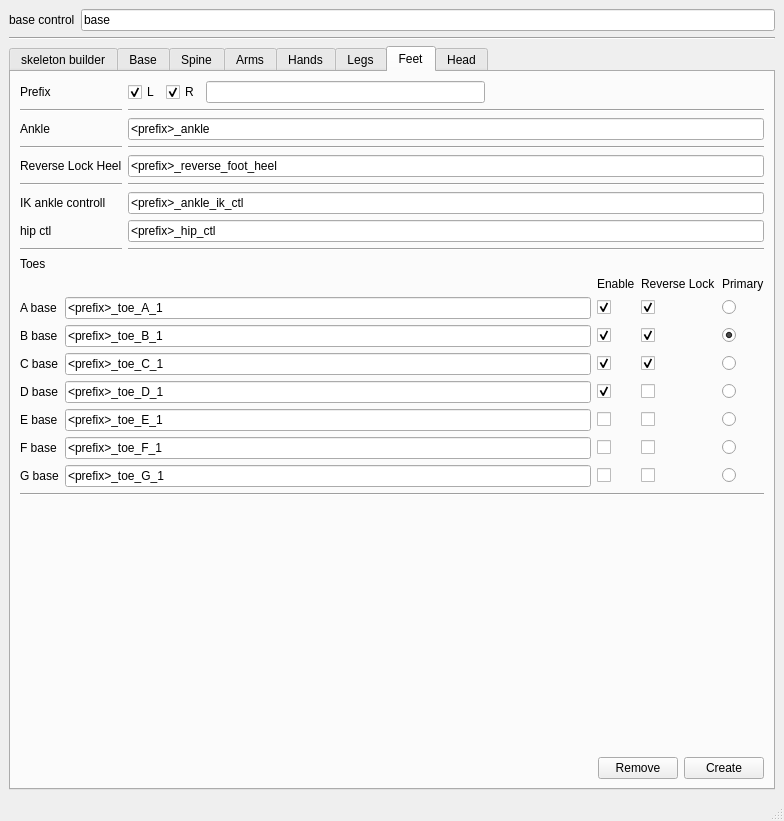
Old version of the form scripts/jt_autorig.ui in the repository jonathantopf/jt_tools.
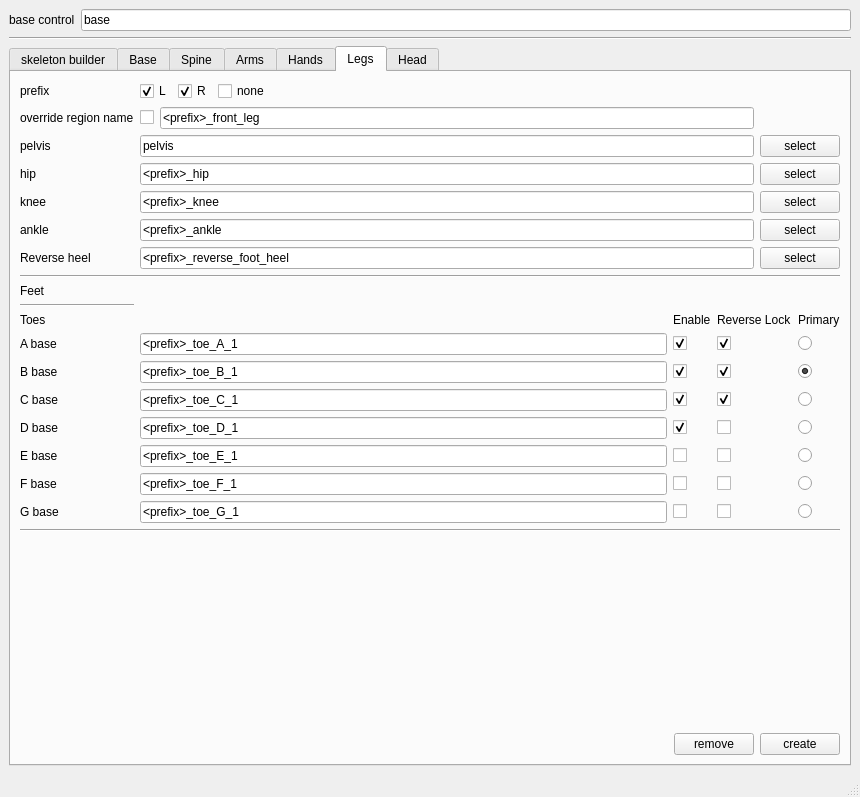
New version of the form.

Commit message: finished multi toe reverse lock foot and merged into leg

```diff
--- a/scripts/jt_autorig.ui
+++ b/scripts/jt_autorig.ui
@@ -6,8 +6,8 @@
    <rect>
     <x>0</x>
     <y>0</y>
-    <width>784</width>
-    <height>821</height>
+    <width>860</width>
+    <height>797</height>
    </rect>
   </property>
   <property name="windowTitle">
@@ -43,7 +43,7 @@
     <item row="3" column="0">
      <widget class="QTabWidget" name="tabWidget">
       <property name="currentIndex">
-       <number>6</number>
+       <number>5</number>
       </property>
       <widget class="QWidget" name="tab">
        <attribute name="title">
@@ -1126,286 +1126,206 @@
             </property>
            </widget>
           </item>
-         </layout>
-        </item>
-        <item>
-         <widget class="Line" name="line_26">
-          <property name="orientation">
-           <enum>Qt::Horizontal</enum>
-          </property>
-         </widget>
-        </item>
-        <item>
-         <spacer name="verticalSpacer_2">
-          <property name="orientation">
-           <enum>Qt::Vertical</enum>
-          </property>
-          <property name="sizeHint" stdset="0">
-           <size>
-            <width>20</width>
-            <height>40</height>
-           </size>
-          </property>
-         </spacer>
-        </item>
-        <item>
-         <layout class="QHBoxLayout" name="horizontalLayout_6">
-          <item>
-           <spacer name="horizontalSpacer_6">
-            <property name="orientation">
-             <enum>Qt::Horizontal</enum>
-            </property>
-            <property name="sizeHint" stdset="0">
-             <size>
-              <width>40</width>
-              <height>20</height>
-             </size>
-            </property>
-           </spacer>
-          </item>
-          <item>
-           <widget class="QPushButton" name="pushButton_3">
+          <item row="7" column="0">
+           <widget class="QLabel" name="label_92">
             <property name="text">
-             <string>remove</string>
+             <string>Reverse heel</string>
             </property>
             <property name="+c" stdset="0">
              <string>'import jt_autorig;jt_autorig.ui_remove_leg_rig()'</string>
             </property>
            </widget>
           </item>
-          <item>
-           <widget class="QPushButton" name="pushButton">
-            <property name="text">
-             <string>create</string>
-            </property>
-            <property name="+c" stdset="0">
-             <string>'import jt_autorig;jt_autorig.ui_create_leg_rig()'</string>
-            </property>
-           </widget>
-          </item>
-         </layout>
-        </item>
-       </layout>
-      </widget>
-      <widget class="QWidget" name="Feet">
-       <attribute name="title">
-        <string>Feet</string>
-       </attribute>
-       <layout class="QVBoxLayout" name="verticalLayout_7">
-        <item>
-         <layout class="QGridLayout" name="gridLayout_8">
-          <item row="3" column="0">
-           <widget class="Line" name="line_35">
-            <property name="orientation">
-             <enum>Qt::Horizontal</enum>
-            </property>
-           </widget>
-          </item>
-          <item row="8" column="0">
-           <widget class="Line" name="line_62">
-            <property name="orientation">
-             <enum>Qt::Horizontal</enum>
-            </property>
-           </widget>
-          </item>
-          <item row="1" column="0">
-           <widget class="Line" name="line_37">
-            <property name="orientation">
-             <enum>Qt::Horizontal</enum>
-            </property>
-           </widget>
-          </item>
-          <item row="9" column="0">
-           <widget class="QLabel" name="label_24">
-            <property name="text">
-             <string>Toes</string>
-            </property>
-           </widget>
-          </item>
-          <item row="5" column="1">
-           <widget class="Line" name="line_67">
-            <property name="orientation">
-             <enum>Qt::Horizontal</enum>
-            </property>
-           </widget>
-          </item>
-          <item row="0" column="1">
-           <layout class="QHBoxLayout" name="horizontalLayout_19">
-            <item>
-             <widget class="QCheckBox" name="jt_autorig_feet_rig_L">
-              <property name="text">
-               <string>L</string>
-              </property>
-              <property name="checked">
-               <bool>true</bool>
-              </property>
-             </widget>
-            </item>
-            <item>
-             <widget class="QCheckBox" name="jt_autorig_feet_rig_R">
-              <property name="text">
-               <string>R</string>
-              </property>
-              <property name="checked">
-               <bool>true</bool>
-              </property>
-             </widget>
-            </item>
-            <item>
-             <widget class="QLineEdit" name="jt_autorig_feet_rig_arbitrary"/>
-            </item>
-            <item>
-             <spacer name="horizontalSpacer_20">
-              <property name="orientation">
-               <enum>Qt::Horizontal</enum>
-              </property>
-              <property name="sizeHint" stdset="0">
-               <size>
-                <width>40</width>
-                <height>20</height>
-               </size>
-              </property>
-             </spacer>
-            </item>
-           </layout>
-          </item>
-          <item row="4" column="1">
+          <item row="7" column="2">
            <widget class="QLineEdit" name="jt_autorig_feet_reverse_heel">
             <property name="text">
              <string>&lt;prefix&gt;_reverse_foot_heel</string>
             </property>
            </widget>
           </item>
-          <item row="8" column="1">
-           <widget class="Line" name="line_63">
-            <property name="orientation">
-             <enum>Qt::Horizontal</enum>
-            </property>
-           </widget>
-          </item>
-          <item row="2" column="1">
-           <widget class="QLineEdit" name="jt_autorig_feet_ankle">
+          <item row="7" column="3">
+           <widget class="QPushButton" name="pushButton_35">
             <property name="text">
-             <string>&lt;prefix&gt;_ankle</string>
+             <string>select</string>
             </property>
-           </widget>
-          </item>
-          <item row="1" column="1">
-           <widget class="Line" name="line_39">
-            <property name="orientation">
-             <enum>Qt::Horizontal</enum>
-            </property>
-           </widget>
-          </item>
-          <item row="6" column="1">
-           <widget class="QLineEdit" name="jt_autorig_feet_ik_ankle_ctl">
-            <property name="text">
-             <string>&lt;prefix&gt;_ankle_ik_ctl</string>
-            </property>
-           </widget>
-          </item>
-          <item row="0" column="0">
-           <widget class="QLabel" name="label_109">
-            <property name="text">
-             <string>Prefix</string>
-            </property>
-           </widget>
-          </item>
-          <item row="3" column="1">
-           <widget class="Line" name="line_36">
-            <property name="orientation">
-             <enum>Qt::Horizontal</enum>
-            </property>
-           </widget>
-          </item>
-          <item row="2" column="0">
-           <widget class="QLabel" name="label_110">
-            <property name="text">
-             <string>Ankle</string>
-            </property>
-           </widget>
-          </item>
-          <item row="4" column="0">
-           <widget class="QLabel" name="label_173">
-            <property name="text">
-             <string>Reverse Lock Heel</string>
-            </property>
-           </widget>
-          </item>
-          <item row="5" column="0">
-           <widget class="Line" name="line_66">
-            <property name="orientation">
-             <enum>Qt::Horizontal</enum>
-            </property>
-           </widget>
-          </item>
-          <item row="6" column="0">
-           <widget class="QLabel" name="label_174">
-            <property name="text">
-             <string>IK ankle controll</string>
-            </property>
-           </widget>
-          </item>
-          <item row="7" column="0">
-           <widget class="QLabel" name="label_175">
-            <property name="text">
-             <string>hip ctl</string>
-            </property>
-           </widget>
-          </item>
-          <item row="7" column="1">
-           <widget class="QLineEdit" name="jt_autorig_feet_hip_ctl">
-            <property name="text">
-             <string>&lt;prefix&gt;_hip_ctl</string>
+            <property name="+c" stdset="0">
+             <string>'import jt_autorig;jt_autorig.ui_select_leg_rig_joint(&quot;jt_autorig_feet_reverse_heel&quot;)'</string>
             </property>
            </widget>
           </item>
          </layout>
         </item>
+        <item>
+         <widget class="Line" name="line_2">
+          <property name="orientation">
+           <enum>Qt::Horizontal</enum>
+          </property>
+         </widget>
+        </item>
         <item>
          <layout class="QGridLayout" name="gridLayout_26">
-          <item row="5" column="3">
-           <widget class="QCheckBox" name="jt_autorig_feet_toe_E_reverse_lock_check">
+          <item row="9" column="2">
+           <widget class="QCheckBox" name="jt_autorig_feet_toe_F_enable">
             <property name="text">
              <string/>
             </property>
-            <property name="checkable">
+            <property name="checked">
+             <bool>false</bool>
+            </property>
+           </widget>
+          </item>
+          <item row="5" column="2">
+           <widget class="QCheckBox" name="jt_autorig_feet_toe_B_enable">
+            <property name="text">
+             <string/>
+            </property>
+            <property name="checked">
              <bool>true</bool>
             </property>
-            <property name="checked">
-             <bool>false</bool>
-            </property>
-           </widget>
-          </item>
-          <item row="1" column="0">
-           <widget class="QLabel" name="label_3">
-            <property name="text">
-             <string>A base</string>
-            </property>
-           </widget>
-          </item>
-          <item row="3" column="1">
-           <widget class="QLineEdit" name="jt_autorig_feet_toe_C_base_name">
-            <property name="text">
-             <string>&lt;prefix&gt;_toe_C_1</string>
-            </property>
            </widget>
           </item>
           <item row="5" column="0">
-           <widget class="QLabel" name="label_25">
+           <widget class="QLabel" name="label_14">
             <property name="text">
-             <string>E base</string>
+             <string>B base</string>
             </property>
            </widget>
           </item>
-          <item row="7" column="0">
+          <item row="8" column="4">
+           <widget class="QRadioButton" name="jt_autorig_feet_toe_E_primary_radio">
+            <property name="text">
+             <string/>
+            </property>
+           </widget>
+          </item>
+          <item row="5" column="1">
+           <widget class="QLineEdit" name="jt_autorig_feet_toe_B_base_name">
+            <property name="text">
+             <string>&lt;prefix&gt;_toe_B_1</string>
+            </property>
+           </widget>
+          </item>
+          <item row="4" column="1">
+           <widget class="QLineEdit" name="jt_autorig_feet_toe_A_base_name">
+            <property name="text">
+             <string>&lt;prefix&gt;_toe_A_1</string>
+            </property>
+           </widget>
+          </item>
+          <item row="7" column="4">
+           <widget class="QRadioButton" name="jt_autorig_feet_toe_D_primary_radio">
+            <property name="text">
+             <string/>
+            </property>
+           </widget>
+          </item>
+          <item row="10" column="3">
+           <widget class="QCheckBox" name="jt_autorig_feet_toe_G_reverse_lock_check">
+            <property name="text">
+             <string/>
+            </property>
+            <property name="checked">
+             <bool>false</bool>
+            </property>
+           </widget>
+          </item>
+          <item row="3" column="0">
+           <widget class="QLabel" name="label_80">
+            <property name="text">
+             <string>Toes</string>
+            </property>
+           </widget>
+          </item>
+          <item row="6" column="0">
+           <widget class="QLabel" name="label_20">
+            <property name="text">
+             <string>C base</string>
+            </property>
+           </widget>
+          </item>
+          <item row="10" column="0">
            <widget class="QLabel" name="label_27">
             <property name="text">
              <string>G base</string>
             </property>
            </widget>
           </item>
+          <item row="10" column="4">
+           <widget class="QRadioButton" name="jt_autorig_feet_toe_G_primary_radio">
+            <property name="text">
+             <string/>
+            </property>
+           </widget>
+          </item>
+          <item row="3" column="2">
+           <widget class="QLabel" name="label_15">
+            <property name="text">
+             <string>Enable</string>
+            </property>
+           </widget>
+          </item>
+          <item row="4" column="2">
+           <widget class="QCheckBox" name="jt_autorig_feet_toe_A_enable">
+            <property name="text">
+             <string/>
+            </property>
+            <property name="checked">
+             <bool>true</bool>
+            </property>
+           </widget>
+          </item>
+          <item row="3" column="4">
+           <widget class="QLabel" name="label_28">
+            <property name="text">
+             <string>Primary</string>
+            </property>
+           </widget>
+          </item>
+          <item row="9" column="4">
+           <widget class="QRadioButton" name="jt_autorig_feet_toe_F_primary_radio">
+            <property name="text">
+             <string/>
+            </property>
+           </widget>
+          </item>
+          <item row="7" column="2">
+           <widget class="QCheckBox" name="jt_autorig_feet_toe_D_enable">
+            <property name="text">
+             <string/>
+            </property>
+            <property name="checked">
+             <bool>true</bool>
+            </property>
+           </widget>
+          </item>
+          <item row="8" column="2">
+           <widget class="QCheckBox" name="jt_autorig_feet_toe_E_enable">
+            <property name="text">
+             <string/>
+            </property>
+            <property name="checked">
+             <bool>false</bool>
+            </property>
+           </widget>
+          </item>
           <item row="4" column="3">
+           <widget class="QCheckBox" name="jt_autorig_feet_toe_A_reverse_lock_check">
+            <property name="text">
+             <string/>
+            </property>
+            <property name="checked">
+             <bool>true</bool>
+            </property>
+           </widget>
+          </item>
+          <item row="8" column="0">
+           <widget class="QLabel" name="label_25">
+            <property name="text">
+             <string>E base</string>
+            </property>
+           </widget>
+          </item>
+          <item row="7" column="3">
            <widget class="QCheckBox" name="jt_autorig_feet_toe_D_reverse_lock_check">
             <property name="text">
              <string/>
@@ -1418,114 +1338,45 @@
             </property>
            </widget>
           </item>
-          <item row="7" column="1">
-           <widget class="QLineEdit" name="jt_autorig_feet_toe_G_base_name">
-            <property name="text">
-             <string>&lt;prefix&gt;_toe_G_1</string>
-            </property>
-           </widget>
-          </item>
-          <item row="5" column="1">
-           <widget class="QLineEdit" name="jt_autorig_feet_toe_E_base_name">
-            <property name="text">
-             <string>&lt;prefix&gt;_toe_E_1</string>
-            </property>
-           </widget>
-          </item>
-          <item row="6" column="1">
-           <widget class="QLineEdit" name="jt_autorig_feet_toe_F_base_name">
-            <property name="text">
-             <string>&lt;prefix&gt;_toe_F_1</string>
-            </property>
-           </widget>
-          </item>
-          <item row="4" column="1">
-           <widget class="QLineEdit" name="jt_autorig_feet_toe_D_base_name">
-            <property name="text">
-             <string>&lt;prefix&gt;_toe_D_1</string>
-            </property>
-           </widget>
-          </item>
-          <item row="7" column="3">
-           <widget class="QCheckBox" name="jt_autorig_feet_toe_G_reverse_lock_check">
+          <item row="6" column="2">
+           <widget class="QCheckBox" name="jt_autorig_feet_toe_C_enable">
             <property name="text">
              <string/>
             </property>
             <property name="checked">
-             <bool>false</bool>
+             <bool>true</bool>
             </property>
            </widget>
           </item>
-          <item row="6" column="0">
+          <item row="9" column="0">
            <widget class="QLabel" name="label_26">
             <property name="text">
              <string>F base</string>
             </property>
            </widget>
           </item>
-          <item row="3" column="0">
-           <widget class="QLabel" name="label_20">
-            <property name="text">
-             <string>C base</string>
-            </property>
-           </widget>
-          </item>
-          <item row="2" column="1">
-           <widget class="QLineEdit" name="jt_autorig_feet_toe_B_base_name">
-            <property name="text">
-             <string>&lt;prefix&gt;_toe_B_1</string>
-            </property>
-           </widget>
-          </item>
-          <item row="1" column="3">
-           <widget class="QCheckBox" name="jt_autorig_feet_toe_A_reverse_lock_check">
-            <property name="text">
-             <string/>
-            </property>
-            <property name="checked">
-             <bool>true</bool>
-            </property>
-           </widget>
-          </item>
-          <item row="2" column="0">
-           <widget class="QLabel" name="label_14">
-            <property name="text">
-             <string>B base</string>
-            </property>
-           </widget>
-          </item>
-          <item row="2" column="3">
-           <widget class="QCheckBox" name="jt_autorig_feet_toe_B_reverse_lock_check">
-            <property name="text">
-             <string/>
-            </property>
-            <property name="checked">
-             <bool>true</bool>
-            </property>
-           </widget>
-          </item>
-          <item row="1" column="1">
-           <widget class="QLineEdit" name="jt_autorig_feet_toe_A_base_name">
-            <property name="text">
-             <string>&lt;prefix&gt;_toe_A_1</string>
-            </property>
-           </widget>
-          </item>
-          <item row="0" column="3">
+          <item row="3" column="3">
            <widget class="QLabel" name="label_4">
             <property name="text">
              <string>Reverse Lock</string>
             </property>
            </widget>
           </item>
-          <item row="4" column="0">
+          <item row="7" column="0">
            <widget class="QLabel" name="label_21">
             <property name="text">
              <string>D base</string>
             </property>
            </widget>
           </item>
-          <item row="3" column="3">
+          <item row="10" column="1">
+           <widget class="QLineEdit" name="jt_autorig_feet_toe_G_base_name">
+            <property name="text">
+             <string>&lt;prefix&gt;_toe_G_1</string>
+            </property>
+           </widget>
+          </item>
+          <item row="6" column="3">
            <widget class="QCheckBox" name="jt_autorig_feet_toe_C_reverse_lock_check">
             <property name="text">
              <string/>
@@ -1535,7 +1386,7 @@
             </property>
            </widget>
           </item>
-          <item row="6" column="3">
+          <item row="9" column="3">
            <widget class="QCheckBox" name="jt_autorig_feet_toe_F_reverse_lock_check">
             <property name="text">
              <string/>
@@ -1545,14 +1396,7 @@
             </property>
            </widget>
           </item>
-          <item row="1" column="4">
-           <widget class="QRadioButton" name="jt_autorig_feet_toe_A_primary_radio">
-            <property name="text">
-             <string/>
-            </property>
-           </widget>
-          </item>
-          <item row="2" column="4">
+          <item row="5" column="4">
            <widget class="QRadioButton" name="jt_autorig_feet_toe_B_primary_radio">
             <property name="text">
              <string/>
@@ -1562,7 +1406,7 @@
             </property>
            </widget>
           </item>
-          <item row="3" column="4">
+          <item row="6" column="4">
            <widget class="QRadioButton" name="jt_autorig_feet_toe_C_primary_radio">
             <property name="text">
              <string/>
@@ -1570,108 +1414,23 @@
            </widget>
           </item>
           <item row="4" column="4">
-           <widget class="QRadioButton" name="jt_autorig_feet_toe_D_primary_radio">
+           <widget class="QRadioButton" name="jt_autorig_feet_toe_A_primary_radio">
             <property name="text">
              <string/>
             </property>
            </widget>
           </item>
-          <item row="5" column="4">
-           <widget class="QRadioButton" name="jt_autorig_feet_toe_E_primary_radio">
+          <item row="5" column="3">
+           <widget class="QCheckBox" name="jt_autorig_feet_toe_B_reverse_lock_check">
             <property name="text">
              <string/>
             </property>
-           </widget>
-          </item>
-          <item row="6" column="4">
-           <widget class="QRadioButton" name="jt_autorig_feet_toe_F_primary_radio">
-            <property name="text">
-             <string/>
-            </property>
-           </widget>
-          </item>
-          <item row="7" column="4">
-           <widget class="QRadioButton" name="jt_autorig_feet_toe_G_primary_radio">
-            <property name="text">
-             <string/>
-            </property>
-           </widget>
-          </item>
-          <item row="0" column="4">
-           <widget class="QLabel" name="label_28">
-            <property name="text">
-             <string>Primary</string>
-            </property>
-           </widget>
-          </item>
-          <item row="0" column="2">
-           <widget class="QLabel" name="label_15">
-            <property name="text">
-             <string>Enable</string>
-            </property>
-           </widget>
-          </item>
-          <item row="1" column="2">
-           <widget class="QCheckBox" name="jt_autorig_feet_toe_A_enable">
-            <property name="text">
-             <string/>
-            </property>
             <property name="checked">
              <bool>true</bool>
             </property>
            </widget>
           </item>
-          <item row="2" column="2">
-           <widget class="QCheckBox" name="jt_autorig_feet_toe_B_enable">
-            <property name="text">
-             <string/>
-            </property>
-            <property name="checked">
-             <bool>true</bool>
-            </property>
-           </widget>
-          </item>
-          <item row="3" column="2">
-           <widget class="QCheckBox" name="jt_autorig_feet_toe_C_enable">
-            <property name="text">
-             <string/>
-            </property>
-            <property name="checked">
-             <bool>true</bool>
-            </property>
-           </widget>
-          </item>
-          <item row="4" column="2">
-           <widget class="QCheckBox" name="jt_autorig_feet_toe_D_enable">
-            <property name="text">
-             <string/>
-            </property>
-            <property name="checked">
-             <bool>true</bool>
-            </property>
-           </widget>
-          </item>
-          <item row="5" column="2">
-           <widget class="QCheckBox" name="jt_autorig_feet_toe_E_enable">
-            <property name="text">
-             <string/>
-            </property>
-            <property name="checked">
-             <bool>false</bool>
-            </property>
-           </widget>
-          </item>
-          <item row="6" column="2">
-           <widget class="QCheckBox" name="jt_autorig_feet_toe_F_enable">
-            <property name="text">
-             <string/>
-            </property>
-            <property name="checked">
-             <bool>false</bool>
-            </property>
-           </widget>
-          </item>
-          <item row="7" column="2">
+          <item row="10" column="2">
            <widget class="QCheckBox" name="jt_autorig_feet_toe_G_enable">
             <property name="text">
              <string/>
@@ -1681,17 +1440,79 @@
             </property>
            </widget>
           </item>
+          <item row="8" column="1">
+           <widget class="QLineEdit" name="jt_autorig_feet_toe_E_base_name">
+            <property name="text">
+             <string>&lt;prefix&gt;_toe_E_1</string>
+            </property>
+           </widget>
+          </item>
+          <item row="0" column="0">
+           <widget class="QLabel" name="label_81">
+            <property name="text">
+             <string>Feet                           </string>
+            </property>
+           </widget>
+          </item>
+          <item row="1" column="0">
+           <widget class="Line" name="line_3">
+            <property name="orientation">
+             <enum>Qt::Horizontal</enum>
+            </property>
+           </widget>
+          </item>
+          <item row="8" column="3">
+           <widget class="QCheckBox" name="jt_autorig_feet_toe_E_reverse_lock_check">
+            <property name="text">
+             <string/>
+            </property>
+            <property name="checkable">
+             <bool>true</bool>
+            </property>
+            <property name="checked">
+             <bool>false</bool>
+            </property>
+           </widget>
+          </item>
+          <item row="4" column="0">
+           <widget class="QLabel" name="label_3">
+            <property name="text">
+             <string>A base</string>
+            </property>
+           </widget>
+          </item>
+          <item row="6" column="1">
+           <widget class="QLineEdit" name="jt_autorig_feet_toe_C_base_name">
+            <property name="text">
+             <string>&lt;prefix&gt;_toe_C_1</string>
+            </property>
+           </widget>
+          </item>
+          <item row="9" column="1">
+           <widget class="QLineEdit" name="jt_autorig_feet_toe_F_base_name">
+            <property name="text">
+             <string>&lt;prefix&gt;_toe_F_1</string>
+            </property>
+           </widget>
+          </item>
+          <item row="7" column="1">
+           <widget class="QLineEdit" name="jt_autorig_feet_toe_D_base_name">
+            <property name="text">
+             <string>&lt;prefix&gt;_toe_D_1</string>
+            </property>
+           </widget>
+          </item>
          </layout>
         </item>
         <item>
-         <widget class="Line" name="line_38">
+         <widget class="Line" name="line_26">
           <property name="orientation">
            <enum>Qt::Horizontal</enum>
           </property>
          </widget>
         </item>
         <item>
-         <spacer name="verticalSpacer_4">
+         <spacer name="verticalSpacer_2">
           <property name="orientation">
            <enum>Qt::Vertical</enum>
           </property>
@@ -1704,9 +1525,9 @@
          </spacer>
         </item>
         <item>
-         <layout class="QHBoxLayout" name="horizontalLayout_13">
+         <layout class="QHBoxLayout" name="horizontalLayout_6">
           <item>
-           <spacer name="horizontalSpacer_14">
+           <spacer name="horizontalSpacer_6">
             <property name="orientation">
              <enum>Qt::Horizontal</enum>
             </property>
@@ -1719,9 +1540,9 @@
            </spacer>
           </item>
           <item>
-           <widget class="QPushButton" name="pushButton_26">
+           <widget class="QPushButton" name="pushButton_3">
             <property name="text">
-             <string>Remove</string>
+             <string>remove</string>
             </property>
             <property name="+c" stdset="0">
              <string>'import jt_autorig;jt_autorig.ui_remove_foot_rig()'</string>
@@ -1729,9 +1550,9 @@
            </widget>
           </item>
           <item>
-           <widget class="QPushButton" name="pushButton_23">
+           <widget class="QPushButton" name="pushButton">
             <property name="text">
-             <string>Create</string>
+             <string>create</string>
             </property>
             <property name="+c" stdset="0">
              <string>'import jt_autorig;jt_autorig.ui_create_foot_rig()'</string>
```
Left out of the diff: 7 changed lines with no effect on the pictures. The commit also changes 1 other file.
